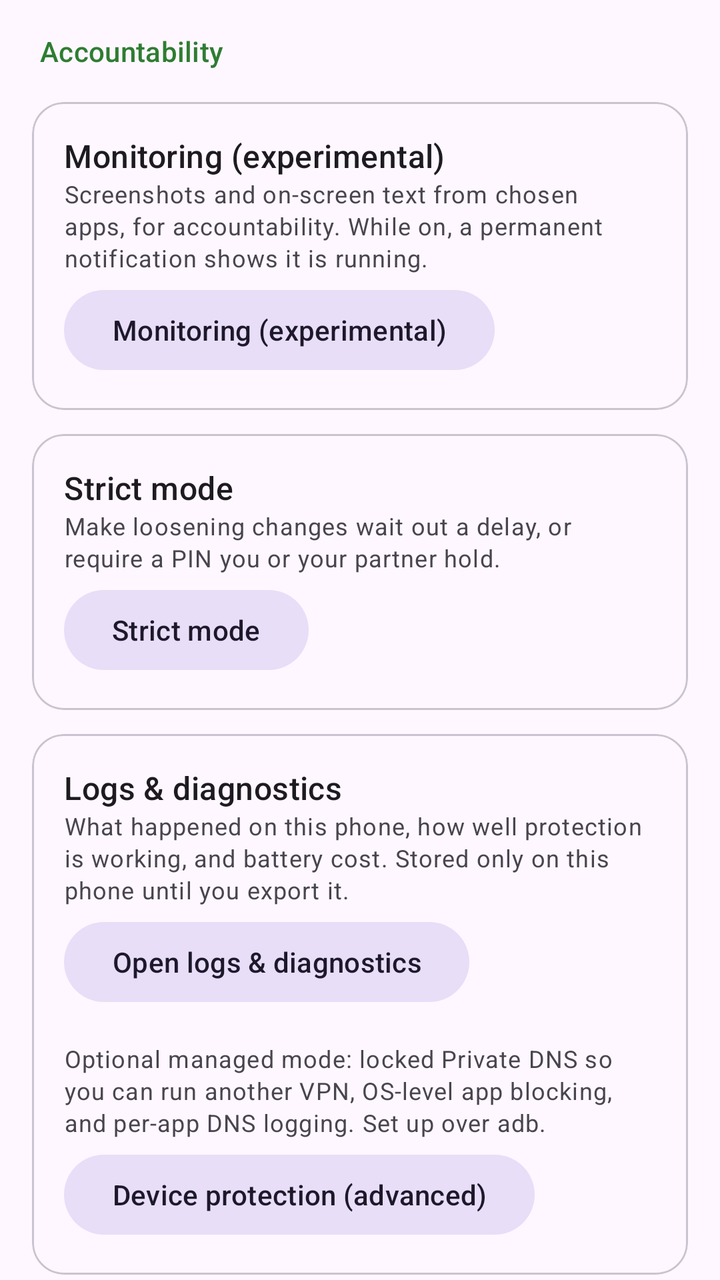
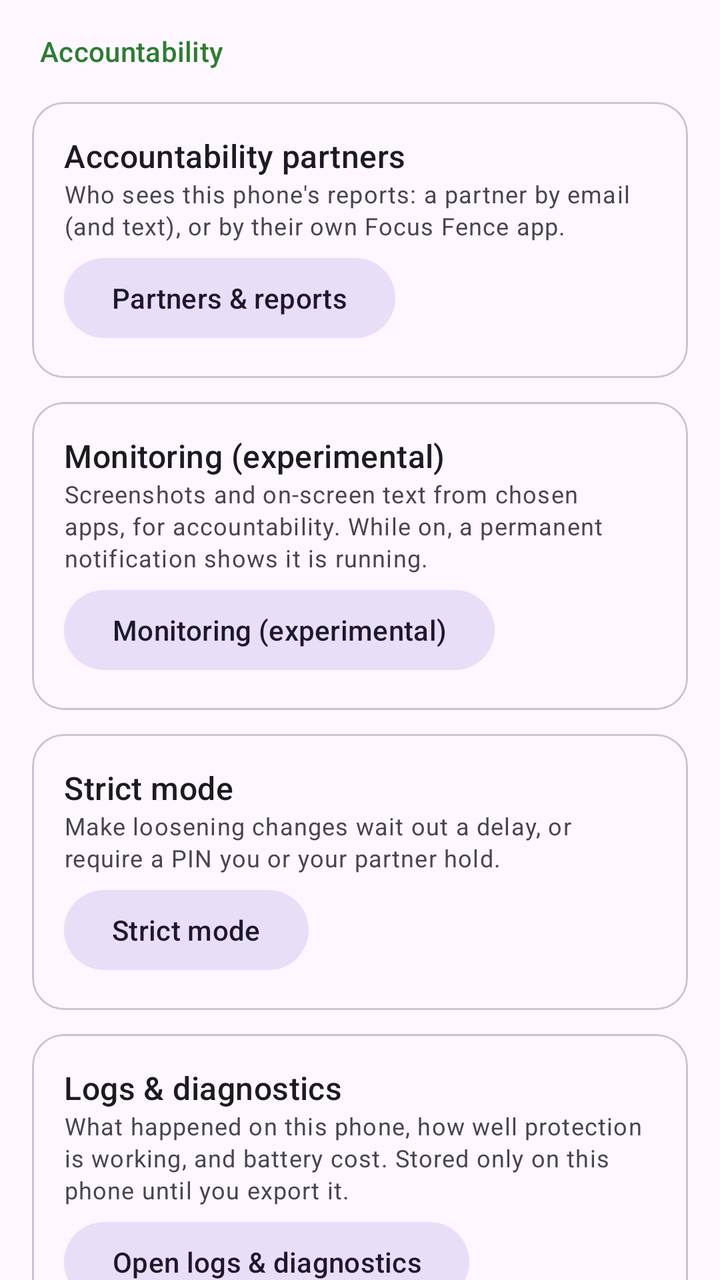

The first picture is an Android layout as it rendered before a commit; the second is the same layout after the commit. The layout source and the unified diff follow.
<!-- AndroidManifest.xml: application theme Theme.FocusFence -->
<!-- res/layout/fragment_settings.xml -->
<?xml version="1.0" encoding="utf-8"?>
<androidx.core.widget.NestedScrollView
    xmlns:android="http://schemas.android.com/apk/res/android"
    xmlns:app="http://schemas.android.com/apk/res-auto"
    android:layout_width="match_parent"
    android:layout_height="match_parent"
    android:fillViewport="true">

    <LinearLayout
        android:layout_width="match_parent"
        android:layout_height="wrap_content"
        android:orientation="vertical"
        android:padding="16dp">

        <TextView
            android:layout_width="match_parent"
            android:layout_height="wrap_content"
            android:layout_marginTop="0dp"
            android:layout_marginBottom="4dp"
            android:paddingHorizontal="4dp"
            android:text="@string/settings_group_accountability"
            android:textAppearance="?attr/textAppearanceLabelLarge"
            android:textColor="?attr/colorPrimary" />
        <com.google.android.material.card.MaterialCardView
            android:layout_width="match_parent"
            android:layout_height="wrap_content"
            android:layout_marginTop="12dp"
            app:cardCornerRadius="16dp"
            app:contentPadding="16dp">

            <LinearLayout
                android:layout_width="match_parent"
                android:layout_height="wrap_content"
                android:orientation="vertical">

                <TextView
                    android:layout_width="wrap_content"
                    android:layout_height="wrap_content"
                    android:text="@string/monitor_title"
                    android:textAppearance="?attr/textAppearanceTitleMedium" />

                <TextView
                    android:layout_width="match_parent"
                    android:layout_height="wrap_content"
                    android:text="@string/monitor_settings_summary"
                    android:textAppearance="?attr/textAppearanceBodySmall"
                    android:textColor="?android:attr/textColorSecondary" />

                <Button
                    android:id="@+id/monitoringButton"
                    style="@style/Widget.Material3.Button.TonalButton"
                    android:layout_width="wrap_content"
                    android:layout_height="wrap_content"
                    android:layout_marginTop="4dp"
                    android:text="@string/monitor_open" />
            </LinearLayout>
        </com.google.android.material.card.MaterialCardView>

        <com.google.android.material.card.MaterialCardView
            android:layout_width="match_parent"
            android:layout_height="wrap_content"
            android:layout_marginTop="12dp"
            app:cardCornerRadius="16dp"
            app:contentPadding="16dp">

            <LinearLayout
                android:layout_width="match_parent"
                android:layout_height="wrap_content"
                android:orientation="vertical">

                <TextView
                    android:layout_width="wrap_content"
                    android:layout_height="wrap_content"
                    android:text="@string/strict_title"
                    android:textAppearance="?attr/textAppearanceTitleMedium" />

                <TextView
                    android:layout_width="match_parent"
                    android:layout_height="wrap_content"
                    android:text="@string/strict_settings_summary"
                    android:textAppearance="?attr/textAppearanceBodySmall"
                    android:textColor="?android:attr/textColorSecondary" />

                <Button
                    android:id="@+id/strictButton"
                    style="@style/Widget.Material3.Button.TonalButton"
                    android:layout_width="wrap_content"
                    android:layout_height="wrap_content"
                    android:layout_marginTop="4dp"
                    android:text="@string/strict_open" />
            </LinearLayout>
        </com.google.android.material.card.MaterialCardView>

        <com.google.android.material.card.MaterialCardView
            android:layout_width="match_parent"
            android:layout_height="wrap_content"
            android:layout_marginTop="12dp"
            app:cardCornerRadius="16dp"
            app:contentPadding="16dp">

            <LinearLayout
                android:layout_width="match_parent"
                android:layout_height="wrap_content"
                android:orientation="vertical">

                <TextView
                    android:layout_width="wrap_content"
                    android:layout_height="wrap_content"
                    android:text="@string/diag_title"
                    android:textAppearance="?attr/textAppearanceTitleMedium" />

                <TextView
                    android:layout_width="match_parent"
                    android:layout_height="wrap_content"
                    android:text="@string/diag_settings_summary"
                    android:textAppearance="?attr/textAppearanceBodySmall"
                    android:textColor="?android:attr/textColorSecondary" />

                <Button
                    android:id="@+id/diagnosticsButton"
                    style="@style/Widget.Material3.Button.TonalButton"
                    android:layout_width="wrap_content"
                    android:layout_height="wrap_content"
                    android:layout_marginTop="4dp"
                    android:text="@string/diag_open" />

                <TextView
                    android:layout_width="match_parent"
                    android:layout_height="wrap_content"
                    android:layout_marginTop="16dp"
                    android:text="@string/owner_settings_summary"
                    android:textAppearance="?attr/textAppearanceBodySmall"
                    android:textColor="?android:attr/textColorSecondary" />

                <Button
                    android:id="@+id/deviceOwnerButton"
                    style="@style/Widget.Material3.Button.TonalButton"
                    android:layout_width="wrap_content"
                    android:layout_height="wrap_content"
                    android:layout_marginTop="4dp"
                    android:text="@string/owner_open" />
            </LinearLayout>
        </com.google.android.material.card.MaterialCardView>

        <TextView
            android:layout_width="match_parent"
            android:layout_height="wrap_content"
            android:layout_marginTop="20dp"
            android:layout_marginBottom="4dp"
            android:paddingHorizontal="4dp"
            android:text="@string/settings_group_filtering"
            android:textAppearance="?attr/textAppearanceLabelLarge"
            android:textColor="?attr/colorPrimary" />
        <com.google.android.material.card.MaterialCardView
            android:layout_width="match_parent"
            android:layout_height="wrap_content"
            android:layout_marginTop="12dp"
            app:cardCornerRadius="16dp"
            app:contentPadding="16dp">

            <LinearLayout
                android:layout_width="match_parent"
                android:layout_height="wrap_content"
                android:orientation="vertical">

                <TextView
                    android:layout_width="wrap_content"
                    android:layout_height="wrap_content"
                    android:text="@string/categories_title"
                    android:textAppearance="?attr/textAppearanceTitleMedium" />

                <TextView
                    android:layout_width="match_parent"
                    android:layout_height="wrap_content"
                    android:text="@string/categories_settings_summary"
                    android:textAppearance="?attr/textAppearanceBodySmall"
                    android:textColor="?android:attr/textColorSecondary" />

                <Button
                    android:id="@+id/categoriesButton"
                    style="@style/Widget.Material3.Button.TonalButton"
                    android:layout_width="wrap_content"
                    android:layout_height="wrap_content"
                    android:layout_marginTop="4dp"
                    android:text="@string/categories_open" />
            </LinearLayout>
        </com.google.android.material.card.MaterialCardView>

        <com.google.android.material.card.MaterialCardView
            android:layout_width="match_parent"
            android:layout_height="wrap_content"
            android:layout_marginTop="8dp"
            app:cardCornerRadius="16dp"
            app:contentPadding="16dp">

            <LinearLayout
                android:layout_width="match_parent"
                android:layout_height="wrap_content"
                android:orientation="vertical">

                <LinearLayout
                    android:layout_width="match_parent"
                    android:layout_height="wrap_content"
                    android:gravity="center_vertical"
                    android:orientation="horizontal">

                    <TextView
                        android:layout_width="0dp"
                        android:layout_height="wrap_content"
                        android:layout_weight="1"
                        android:text="@string/adblock_label"
                        android:textAppearance="?attr/textAppearanceTitleMedium" />

                    <com.google.android.material.materialswitch.MaterialSwitch
                        android:id="@+id/adSwitch"
                        android:layout_width="wrap_content"
                        android:layout_height="wrap_content" />
                </LinearLayout>

                <LinearLayout
                    android:layout_width="match_parent"
                    android:layout_height="wrap_content"
                    android:gravity="center_vertical"
                    android:orientation="horizontal">

                    <TextView
                        android:id="@+id/adStatusText"
                        android:layout_width="0dp"
                        android:layout_height="wrap_content"
                        android:layout_weight="1"
                        android:text="@string/adlist_none"
                        android:textAppearance="?attr/textAppearanceBodySmall"
                        android:textColor="?android:attr/textColorSecondary" />

                    <Button
                        android:id="@+id/adUpdateButton"
                        style="@style/Widget.Material3.Button.TextButton"
                        android:layout_width="wrap_content"
                        android:layout_height="wrap_content"
                        android:text="@string/adlist_update" />
                </LinearLayout>
            </LinearLayout>
        </com.google.android.material.card.MaterialCardView>

        <com.google.android.material.card.MaterialCardView
            android:layout_width="match_parent"
            android:layout_height="wrap_content"
            android:layout_marginTop="12dp"
            app:cardCornerRadius="16dp"
            app:contentPadding="16dp">

            <LinearLayout
                android:layout_width="match_parent"
                android:layout_height="wrap_content"
                android:orientation="vertical">

                <TextView
                    android:layout_width="wrap_content"
                    android:layout_height="wrap_content"
                    android:text="@string/section_service_label"
                    android:textAppearance="?attr/textAppearanceTitleMedium" />

                <TextView
                    android:id="@+id/accessibilityStatusText"
                    android:layout_width="match_parent"
                    android:layout_height="wrap_content"
                    android:textAppearance="?attr/textAppearanceBodySmall"
                    android:textColor="?android:attr/textColorSecondary" />

                <Button
                    android:id="@+id/accessibilityButton"
                    style="@style/Widget.Material3.Button.TextButton"
                    android:layout_width="wrap_content"
                    android:layout_height="wrap_content"
                    android:text="@string/settings_accessibility_button" />

                <Button
                    android:id="@+id/excludedAppsButton"
                    style="@style/Widget.Material3.Button.TonalButton"
                    android:layout_width="wrap_content"
                    android:layout_height="wrap_content"
                    android:layout_marginTop="4dp"
                    android:text="@string/excluded_apps_button" />
            </LinearLayout>
        </com.google.android.material.card.MaterialCardView>

        <Button
            android:id="@+id/guideButton"
            style="@style/Widget.Material3.Button.TextButton"
            android:layout_width="wrap_content"
            android:layout_height="wrap_content"
            android:layout_marginTop="12dp"
            android:text="@string/settings_guide" />
    </LinearLayout>
</androidx.core.widget.NestedScrollView>
<!-- resources referenced by this layout -->
<resources>
  <string name="adblock_label">Block ads &amp; trackers</string>
  <string name="adlist_none">No filter list downloaded yet</string>
  <string name="adlist_update">Update</string>
  <string name="categories_open">Categories &amp; allowlist</string>
  <string name="categories_settings_summary">Curated blocklist bundles: security and bypass protection on by default, with adult, gambling and more you can switch on.</string>
  <string name="categories_title">Categories &amp; allowlist</string>
  <string name="diag_open">Open logs &amp; diagnostics</string>
  <string name="diag_settings_summary">What happened on this phone, how well protection is working, and battery cost. Stored only on this phone until you export it.</string>
  <string name="diag_title">Logs &amp; diagnostics</string>
  <string name="excluded_apps_button">VPN exclusions (%1$d)</string>
  <string name="monitor_open">Monitoring (experimental)</string>
  <string name="monitor_settings_summary">Screenshots and on-screen text from chosen apps, for accountability. While on, a permanent notification shows it is running.</string>
  <string name="monitor_title">Monitoring (experimental)</string>
  <string name="owner_open">Device protection (advanced)</string>
  <string name="owner_settings_summary">Optional managed mode: locked Private DNS so you can run another VPN, OS-level app blocking, and per-app DNS logging. Set up over adb.</string>
  <string name="section_service_label">App &amp; section blocking</string>
  <string name="settings_accessibility_button">Open accessibility settings</string>
  <string name="settings_group_accountability">Accountability</string>
  <string name="settings_group_filtering">Filtering</string>
  <string name="settings_guide">Open the guide</string>
  <string name="strict_open">Strict mode</string>
  <string name="strict_settings_summary">Make loosening changes wait out a delay, or require a PIN you or your partner hold.</string>
  <string name="strict_title">Strict mode</string>
  <style name="Theme.FocusFence" parent="Theme.Material3.DayNight.NoActionBar">
          <item name="colorPrimary">@color/brand_primary</item>
      </style>
  <color name="brand_primary">#2E7D32</color>
</resources>

<!-- the commit's change to res/layout/fragment_settings.xml (unified diff, before → after) -->
@@ -21,6 +21,41 @@
             android:text="@string/settings_group_accountability"
             android:textAppearance="?attr/textAppearanceLabelLarge"
             android:textColor="?attr/colorPrimary" />
+        <com.google.android.material.card.MaterialCardView
+            android:layout_width="match_parent"
+            android:layout_height="wrap_content"
+            android:layout_marginTop="12dp"
+            app:cardCornerRadius="16dp"
+            app:contentPadding="16dp">
+
+            <LinearLayout
+                android:layout_width="match_parent"
+                android:layout_height="wrap_content"
+                android:orientation="vertical">
+
+                <TextView
+                    android:layout_width="wrap_content"
+                    android:layout_height="wrap_content"
+                    android:text="@string/acc_title"
+                    android:textAppearance="?attr/textAppearanceTitleMedium" />
+
+                <TextView
+                    android:layout_width="match_parent"
+                    android:layout_height="wrap_content"
+                    android:text="@string/acc_settings_summary"
+                    android:textAppearance="?attr/textAppearanceBodySmall"
+                    android:textColor="?android:attr/textColorSecondary" />
+
+                <Button
+                    android:id="@+id/accountabilityButton"
+                    style="@style/Widget.Material3.Button.TonalButton"
+                    android:layout_width="wrap_content"
+                    android:layout_height="wrap_content"
+                    android:layout_marginTop="4dp"
+                    android:text="@string/acc_open" />
+            </LinearLayout>
+        </com.google.android.material.card.MaterialCardView>
+
         <com.google.android.material.card.MaterialCardView
             android:layout_width="match_parent"
             android:layout_height="wrap_content"
<!-- resource entries referenced after the edit -->
@@ -1,5 +1,8 @@
 <!-- resources referenced by this layout -->
 <resources>
+  <string name="acc_open">Partners &amp; reports</string>
+  <string name="acc_settings_summary">Who sees this phone\'s reports: a partner by email (and text), or by their own Focus Fence app.</string>
+  <string name="acc_title">Accountability partners</string>
   <string name="adblock_label">Block ads &amp; trackers</string>
   <string name="adlist_none">No filter list downloaded yet</string>
   <string name="adlist_update">Update</string>
